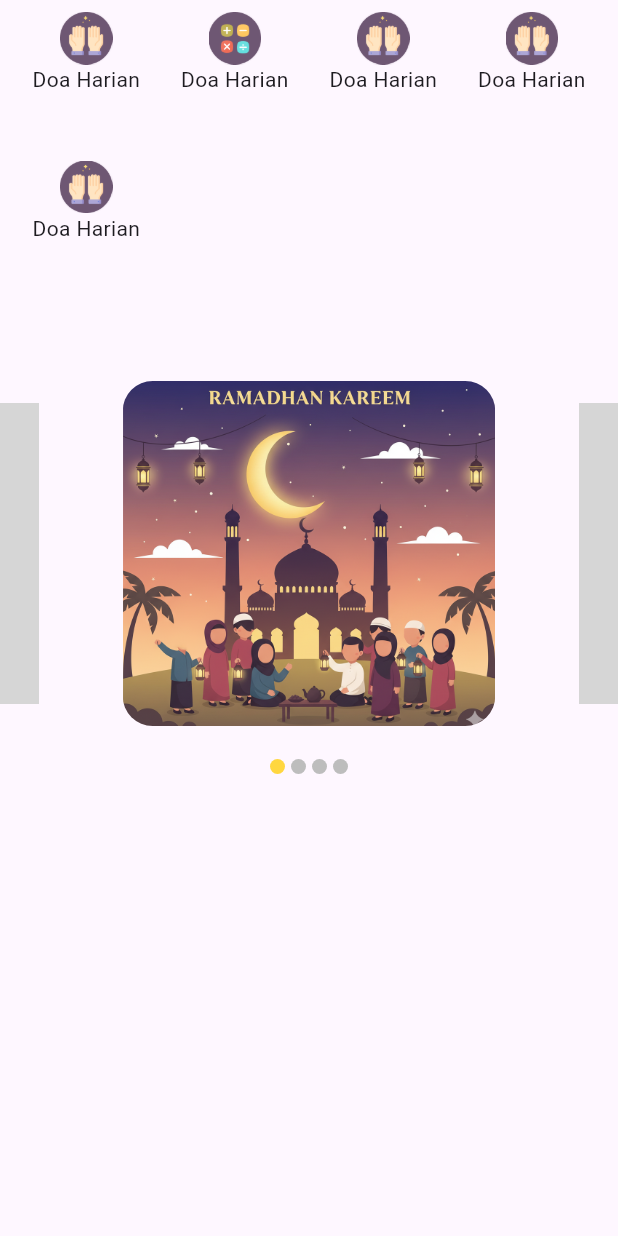
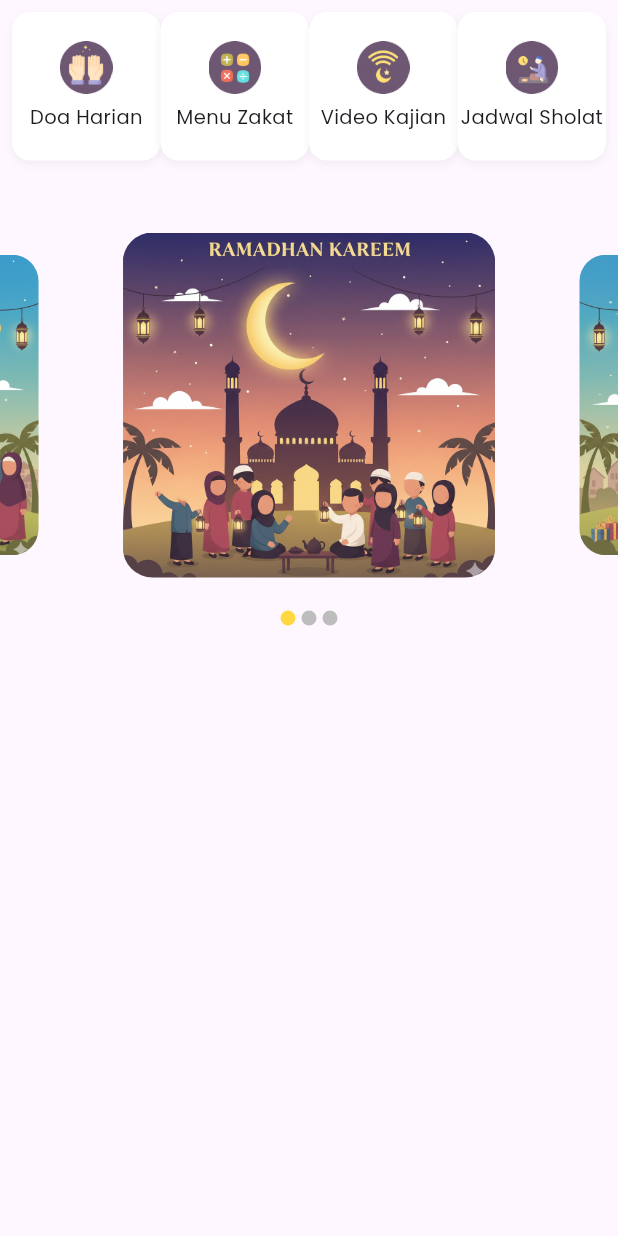
Before and after one commit to Vynvanun/Super-app-Taqwa, a Flutter app: the screen it shows after launch, on a phone screen of 412 x 824 dp. Run offline on Flutter 3.47's test engine with Material 3 defaults, Android fonts, the phone set to English and light mode, and no system bars; drawn by our look-alikes of carousel_slider; our stand-ins replace geocoding, geolocator, permission_handler, shared_preferences; missing offline and left inert: string_similarity; grey boxes are pictures that could not be loaded.

Commit message:
Belajar menu item

```diff
--- a/lib/pages/home_page.dart
+++ b/lib/pages/home_page.dart
@@ -24,9 +24,8 @@ class _HomePageState extends State<HomePage> {
 
   final posterList = const <String> [
     'assets/images/ramadhan-kareem.png',
-    'assets/images/odl-fitr.png',
-    'assets/images/idl/idl-adh.png',
-    'bg'
+    'assets/images/idl-adh.png',
+    'assets/images/idl-fitr.png',
   ];
 
   @override
@@ -56,11 +55,37 @@ Widget _buildMenuItem(
   String title,
   String routName,
   ) {
-  return Column(
-    children: [
-      Image.asset(iconPath, width: 35,),
-      Text(title)
-    ],
+  return InkWell(
+    onTap: () {
+
+    },
+    child: Container(
+      decoration: BoxDecoration(
+        color: Colors.white,
+        borderRadius: BorderRadius.circular(12),
+        boxShadow: [
+          BoxShadow(
+            color: Colors.black.withOpacity(0.05),
+            blurRadius: 4,
+            offset: const Offset(0, 2),
+          ),
+        ]
+      ),
+      child: Column(
+        mainAxisAlignment: MainAxisAlignment.center,
+        children: [
+          Image.asset(iconPath, width: 35,),
+          const SizedBox(height: 6,),
+          Text(
+            title,
+            style: TextStyle(
+            fontFamily:
+            'PoppinsRegular',
+            fontSize: 13,
+            ),)
+        ],
+      ),
+    ),
   );
 }
 //===========================
@@ -81,23 +106,18 @@ Widget_buildmenuGridSection(){
         ),
         _buildMenuItem(
           'assets/images/ic_menu_zakat.png',
-          'Doa Harian',
-          '/doa'
+          'Menu Zakat',
+          '/Zakat'
         ),
         _buildMenuItem(
-          'assets/images/ic_menu_doa.png',
-          'Doa Harian',
-          '/doa'
+          'assets/images/ic_menu_video_kajian.png',
+          'Video Kajian',
+          '/kajian'
         ),
         _buildMenuItem(
-          'assets/images/ic_menu_doa.png',
-          'Doa Harian',
-          '/doa'
-        ),
-        _buildMenuItem(
-          'assets/images/ic_menu_doa.png',
-          'Doa Harian',
-          '/doa'
+          'assets/images/ic_menu_jadwal_sholat.png',
+          'Jadwal Sholat',
+          '/sholat'
         ),
       ],
     ),
```
